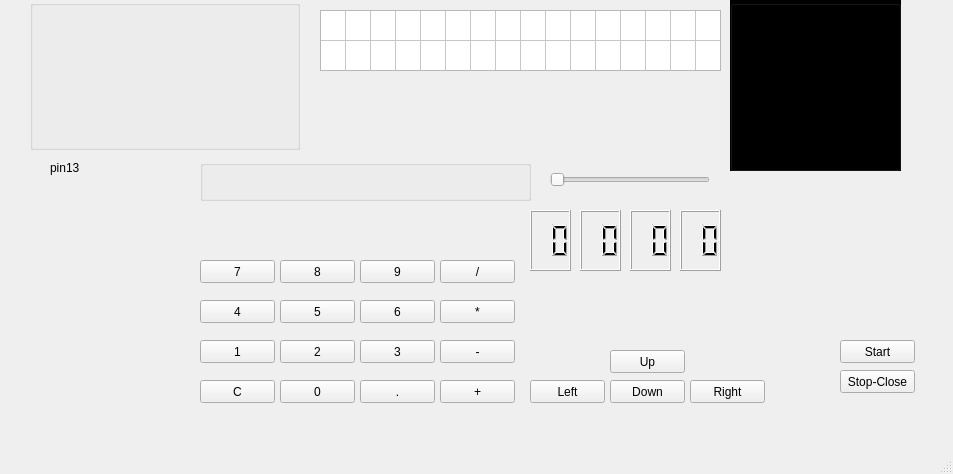
The window that mainwindow.ui (Aaron379664909/API-level-Arduino-Educational-Board-emulator) describes before a commit, drawn with Qt 5.
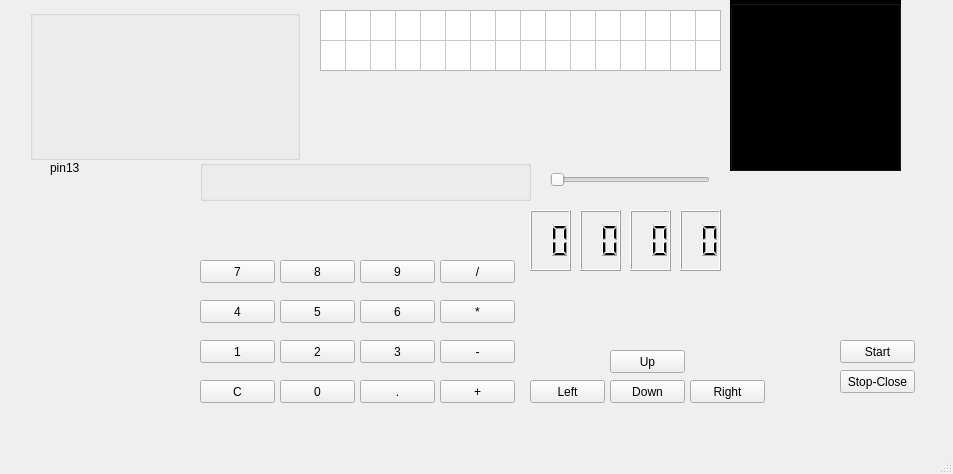
The same window after the commit. Icons and pictures are not drawn. Custom widgets are drawn as their Qt base class.

Commit message:
change OLED emulator
change OLED emulator using one label and one bitmap

Diff of the .ui file:
```diff
--- a/mainwindow.ui
+++ b/mainwindow.ui
@@ -2138,7 +2138,7 @@
     <property name="geometry">
      <rect>
       <x>30</x>
-      <y>0</y>
+      <y>10</y>
       <width>270</width>
       <height>150</height>
      </rect>
@@ -2146,6 +2146,19 @@
     <property name="title">
      <string/>
     </property>
+    <widget class="QLabel" name="label_OLED">
+     <property name="geometry">
+      <rect>
+       <x>5</x>
+       <y>0</y>
+       <width>270</width>
+       <height>140</height>
+      </rect>
+     </property>
+     <property name="text">
+      <string/>
+     </property>
+    </widget>
    </widget>
    <zorder>joyLabel2</zorder>
    <zorder>joyLabel1</zorder>
```
The commit also changes 2 other files.
